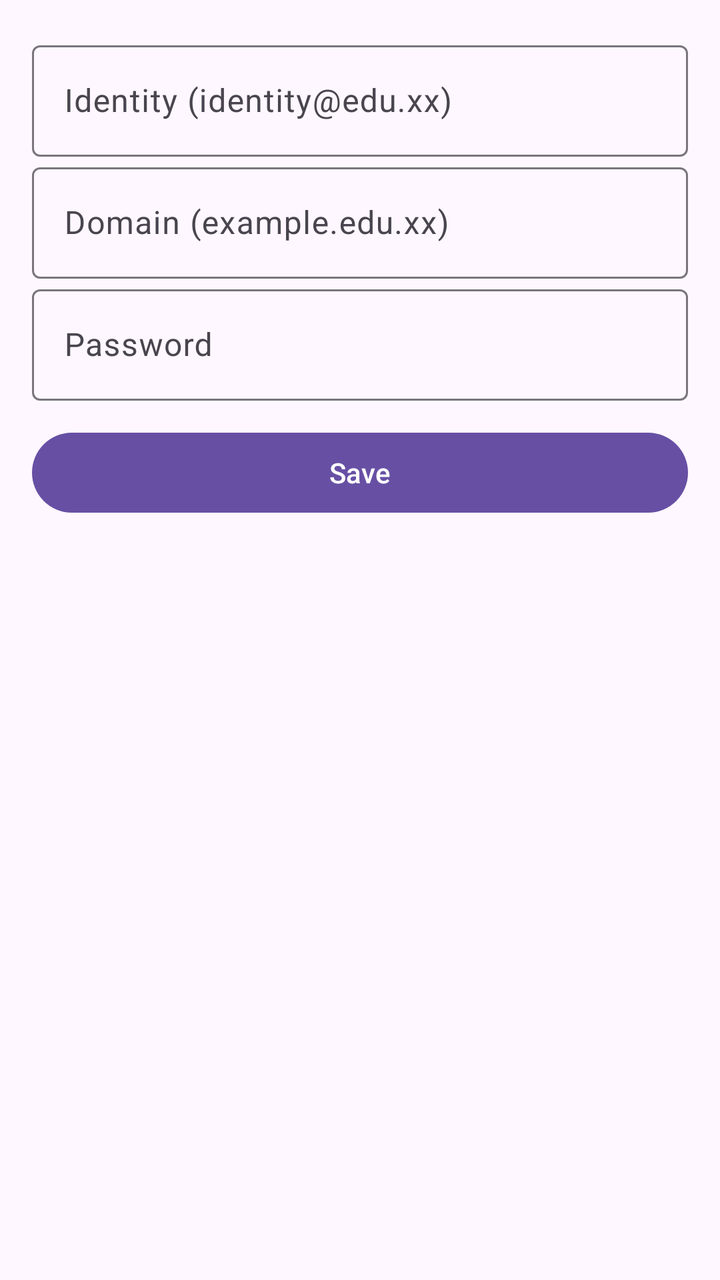
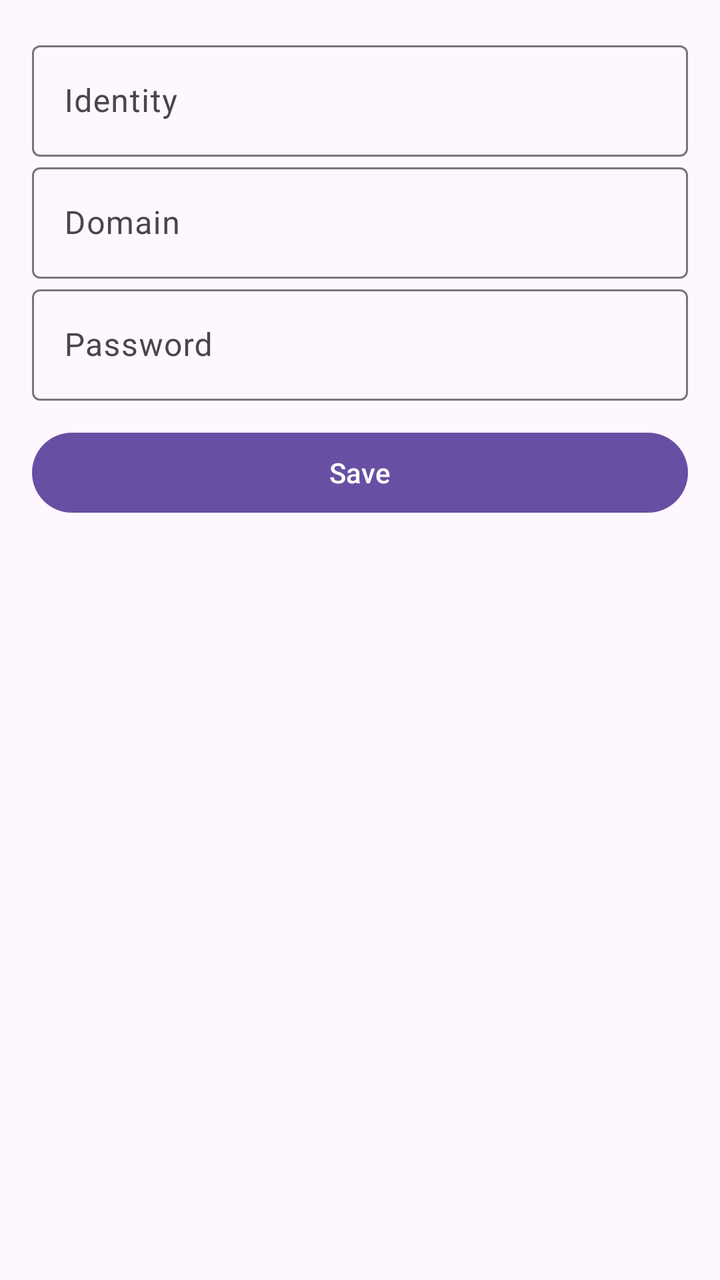

Two renders of the same Android screen: before a commit and after it. Below are the layout's source before the change and the commit's diff.
<!-- AndroidManifest.xml: application theme Theme.AutoWifiConnector -->
<!-- res/layout/activity_add_view.xml -->
<?xml version="1.0" encoding="utf-8"?>
<LinearLayout xmlns:android="http://schemas.android.com/apk/res/android"
    xmlns:tools="http://schemas.android.com/tools"
    android:layout_width="match_parent"
    android:layout_height="match_parent"
    android:orientation="vertical"
    android:paddingStart="16dp"
    android:paddingTop="12dp"
    android:paddingEnd="16dp"
    tools:context=".AddViewActivity">

    <com.google.android.material.textfield.TextInputLayout
        android:layout_width="match_parent"
        android:layout_height="wrap_content">

        <com.google.android.material.textfield.TextInputEditText
            android:id="@+id/ssid_tv"
            android:layout_width="match_parent"
            android:layout_height="wrap_content"
            android:hint="SSID"
            android:visibility="gone" />
    </com.google.android.material.textfield.TextInputLayout>

    <com.google.android.material.textfield.TextInputLayout
        android:layout_width="match_parent"
        android:layout_height="wrap_content">

        <com.google.android.material.textfield.TextInputEditText
            android:id="@+id/identity_tv"
            android:layout_width="match_parent"
            android:layout_height="wrap_content"
            android:hint="Identity (identity@edu.xx)" />
    </com.google.android.material.textfield.TextInputLayout>

    <com.google.android.material.textfield.TextInputLayout
        android:layout_width="match_parent"
        android:layout_height="wrap_content">

        <com.google.android.material.textfield.TextInputEditText
            android:id="@+id/domain_tv"
            android:layout_width="match_parent"
            android:layout_height="wrap_content"
            android:hint="Domain (example.edu.xx)" />
    </com.google.android.material.textfield.TextInputLayout>

    <com.google.android.material.textfield.TextInputLayout
        android:layout_width="match_parent"
        android:layout_height="wrap_content">

        <com.google.android.material.textfield.TextInputEditText
            android:id="@+id/password_tv"
            android:layout_width="match_parent"
            android:layout_height="wrap_content"
            android:hint="Password" />
    </com.google.android.material.textfield.TextInputLayout>

    <Button
        android:id="@+id/save_btn"
        android:layout_width="match_parent"
        android:layout_height="wrap_content"
        android:layout_marginTop="12dp"
        android:text="Save" />

</LinearLayout>
<!-- resources referenced by this layout -->
<resources>
  <style name="Theme.AutoWifiConnector" parent="Base.Theme.AutoWifiConnector" />
  <style name="Base.Theme.AutoWifiConnector" parent="Theme.Material3.DayNight">
          
          <item name="android:statusBarColor">#000000</item>
          <item name="actionBarDivider">?attr/colorOnPrimary</item>
          
      </style>
</resources>

<!-- the commit's change to res/layout/activity_add_view.xml (unified diff, before → after) -->
@@ -29,7 +29,7 @@
             android:id="@+id/identity_tv"
             android:layout_width="match_parent"
             android:layout_height="wrap_content"
-            android:hint="Identity (identity@edu.xx)" />
+            android:hint="Identity" />
     </com.google.android.material.textfield.TextInputLayout>
 
     <com.google.android.material.textfield.TextInputLayout
@@ -40,7 +40,7 @@
             android:id="@+id/domain_tv"
             android:layout_width="match_parent"
             android:layout_height="wrap_content"
-            android:hint="Domain (example.edu.xx)" />
+            android:hint="Domain" />
     </com.google.android.material.textfield.TextInputLayout>
 
     <com.google.android.material.textfield.TextInputLayout
